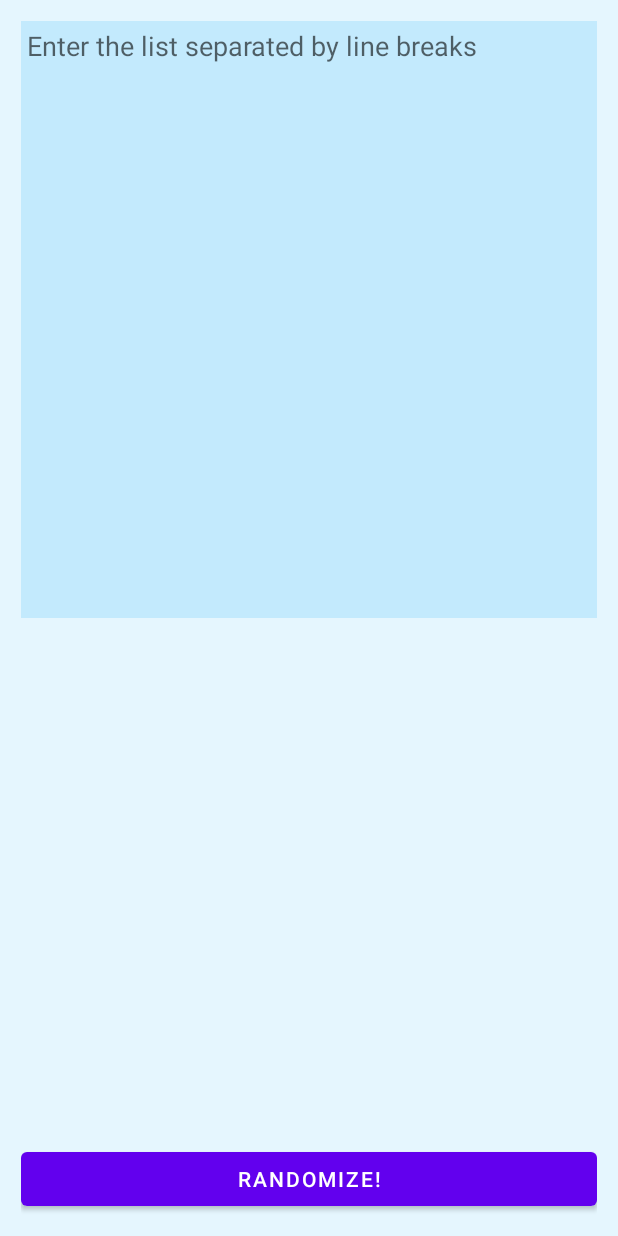
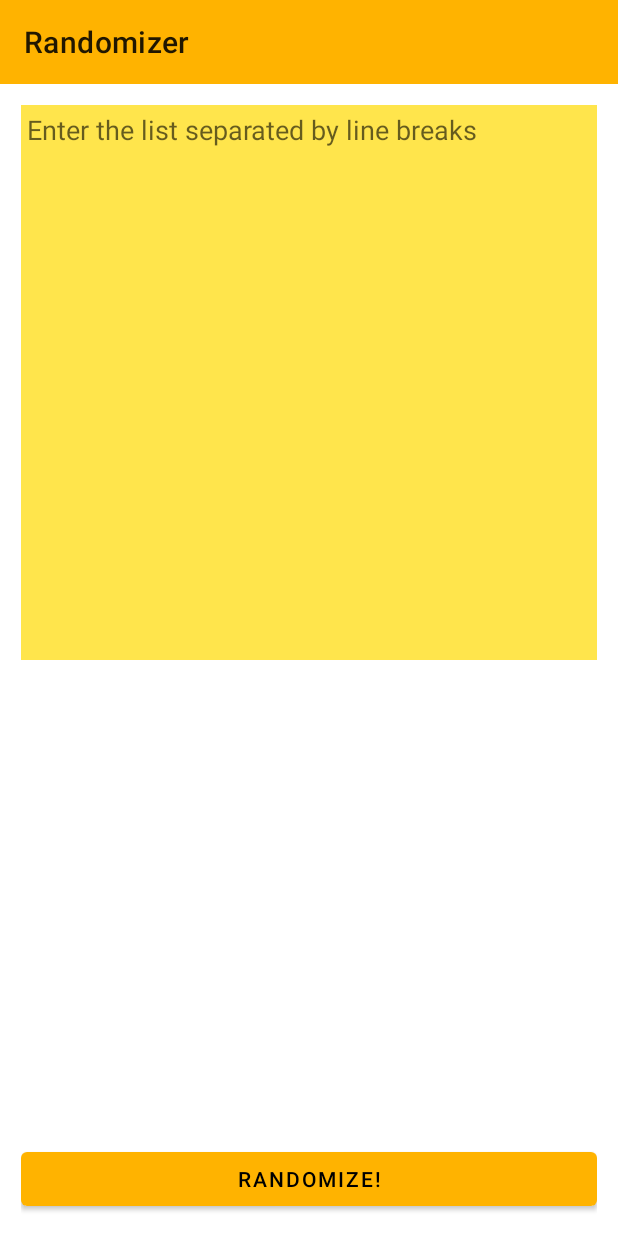
Before and after one commit to AlvaroFalcon/list_random_generator, an Android app: the layout activity_main.xml on its own in the app's theme, with its tools: preview values and no code run, on a phone screen of 412 x 824 dp. Run offline under Robolectric (Android 15) with nearby library versions, the phone set to English and light mode, and no system bars.

Commit message:
- Fixed colors for light mode

```diff
--- a/app/src/main/AndroidManifest.xml
+++ b/app/src/main/AndroidManifest.xml
@@ -9,11 +9,14 @@
         android:roundIcon="@mipmap/ic_launcher_round"
         android:supportsRtl="true"
         android:theme="@style/Theme.ListRandomizer">
-        <activity android:name=".activities.MainActivity"
+        <activity
+            android:name=".activities.MainActivity"
             android:windowSoftInputMode="stateVisible|adjustResize">
             <intent-filter>
                 <action android:name="android.intent.action.MAIN" />
                 <category android:name="android.intent.category.LAUNCHER" />
+            </intent-filter>
+            <intent-filter>
                 <action android:name="android.intent.action.SEND" />
                 <category android:name="android.intent.category.DEFAULT" />
                 <data android:mimeType="text/plain" />
--- a/app/src/main/java/com/frostfel/listrandomizer/activities/MainActivity.kt
+++ b/app/src/main/java/com/frostfel/listrandomizer/activities/MainActivity.kt
@@ -17,6 +17,7 @@ class MainActivity : AppCompatActivity(), View.OnClickListener {
     override fun onCreate(savedInstanceState: Bundle?) {
         super.onCreate(savedInstanceState)
         setContentView(R.layout.activity_main)
+        setSupportActionBar(toolbar)
         randomize_btn.setOnClickListener(this)
         if(intent.action == Intent.ACTION_SEND && intent.hasExtra(Intent.EXTRA_TEXT)){
             viewModel.setTextFromExtra(intent, randomize_items_text_field)
--- a/app/src/main/res/layout/activity_main.xml
+++ b/app/src/main/res/layout/activity_main.xml
@@ -4,16 +4,32 @@
     xmlns:tools="http://schemas.android.com/tools"
     android:layout_width="match_parent"
     android:layout_height="match_parent"
-    android:padding="14dp"
     android:background="?attr/background_color"
     tools:context=".activities.MainActivity">
+
+    <com.google.android.material.appbar.MaterialToolbar
+        android:id="@+id/toolbar"
+        android:layout_width="match_parent"
+        android:layout_height="?attr/actionBarSize"
+        android:background="@color/color_primary"
+        app:title="@string/app_name"
+        app:layout_constraintTop_toTopOf="parent"
+        app:layout_constraintStart_toStartOf="parent"
+        />
+    <androidx.constraintlayout.widget.ConstraintLayout
+        android:layout_width="match_parent"
+        android:layout_height="0dp"
+        app:layout_constraintTop_toBottomOf="@id/toolbar"
+        app:layout_constraintBottom_toBottomOf="parent"
+        android:padding="14dp"
+        >
         <androidx.constraintlayout.widget.ConstraintLayout
             android:layout_width="0dp"
             android:layout_height="0dp"
+            app:layout_constraintTop_toTopOf="parent"
             android:padding="4dp"
             app:layout_constraintEnd_toEndOf="parent"
             app:layout_constraintStart_toStartOf="parent"
-        app:layout_constraintTop_toTopOf="parent"
             app:layout_constraintBottom_toTopOf="@id/guideline"
             android:background="?attr/editTextBackgroundColor"
             >
@@ -60,5 +76,7 @@
             android:orientation="horizontal"
             app:layout_constraintGuide_percent="0.5" />
 
+    </androidx.constraintlayout.widget.ConstraintLayout>
+
 
 </androidx.constraintlayout.widget.ConstraintLayout>
--- a/app/src/main/res/values-night/themes.xml
+++ b/app/src/main/res/values-night/themes.xml
@@ -2,14 +2,14 @@
     <!-- Base application theme. -->
     <style name="Theme.ListRandomizer" parent="Theme.MaterialComponents.DayNight.DarkActionBar">
         <!-- Primary brand color. -->
-        <item name="colorPrimary">@color/purple_200</item>
-        <item name="colorPrimaryVariant">@color/purple_700</item>
+        <item name="colorPrimary">@color/color_primary</item>
+        <item name="colorPrimaryVariant">@color/color_primary_dark</item>
         <item name="colorOnPrimary">@color/black</item>
         <!-- Secondary brand color. -->
         <item name="colorSecondary">@color/teal_200</item>
         <item name="colorSecondaryVariant">@color/teal_200</item>
         <item name="colorOnSecondary">@color/black</item>
-        <item name="background_color">@color/blue_light</item>
+        <item name="background_color">@color/white</item>
         <!-- Status bar color. -->
         <item name="android:statusBarColor" tools:targetApi="l">?attr/colorPrimaryVariant</item>
         <!-- Customize your theme here. -->
--- a/app/src/main/res/values/colors.xml
+++ b/app/src/main/res/values/colors.xml
@@ -1,12 +1,10 @@
 <?xml version="1.0" encoding="utf-8"?>
 <resources>
-    <color name="purple_200">#FFBB86FC</color>
-    <color name="purple_500">#FF6200EE</color>
-    <color name="purple_700">#FF3700B3</color>
+    <color name="color_primary">#ffb300</color>
+    <color name="color_primary_dark">#c68400</color>
+    <color name="color_primary_light">#ffe54c</color>
     <color name="teal_200">#FF03DAC5</color>
     <color name="teal_700">#FF018786</color>
     <color name="black">#FF000000</color>
     <color name="white">#FFFFFFFF</color>
-    <color name="blue_slight">#1A03A9F4</color>
-    <color name="blue_light">#2603A9F4</color>
 </resources>
--- a/app/src/main/res/values/themes.xml
+++ b/app/src/main/res/values/themes.xml
@@ -1,18 +1,22 @@
 <resources xmlns:tools="http://schemas.android.com/tools">
     <!-- Base application theme. -->
-    <style name="Theme.ListRandomizer" parent="Theme.MaterialComponents.DayNight.DarkActionBar">
+    <style name="Theme.ListRandomizer" parent="Theme.MaterialComponents.DayNight.NoActionBar">
         <!-- Primary brand color. -->
-        <item name="colorPrimary">@color/purple_500</item>
-        <item name="colorPrimaryVariant">@color/purple_700</item>
-        <item name="colorOnPrimary">@color/white</item>
+        <item name="colorPrimary">@color/color_primary</item>
+        <item name="colorPrimaryVariant">@color/color_primary_dark</item>
+        <item name="colorOnPrimary">@color/black</item>
         <!-- Secondary brand color. -->
-        <item name="colorSecondary">@color/teal_200</item>
-        <item name="colorSecondaryVariant">@color/teal_700</item>
-        <item name="colorOnSecondary">@color/black</item>
-        <item name="background_color">@color/blue_slight</item>
-        <item name="editTextBackgroundColor">@color/blue_light</item>
+        <item name="background_color">@color/white</item>
+        <item name="editTextBackgroundColor">@color/color_primary_light</item>
         <!-- Status bar color. -->
         <item name="android:statusBarColor" tools:targetApi="l">?attr/colorPrimaryVariant</item>
         <!-- Customize your theme here. -->
+        <item name="android:actionMenuTextColor">@color/black</item>
+        <item name="android:toolbarStyle">@style/Theme.ListRandomizer.ToolbarTheme</item>
     </style>
+
+    <style name="Theme.ListRandomizer.ToolbarTheme" parent="Theme.MaterialComponents.DayNight.DarkActionBar">
+        <item name="titleTextColor">@color/black</item>
+    </style>
+
 </resources>
```
Lines whose indentation alone changed are shown as unchanged.
